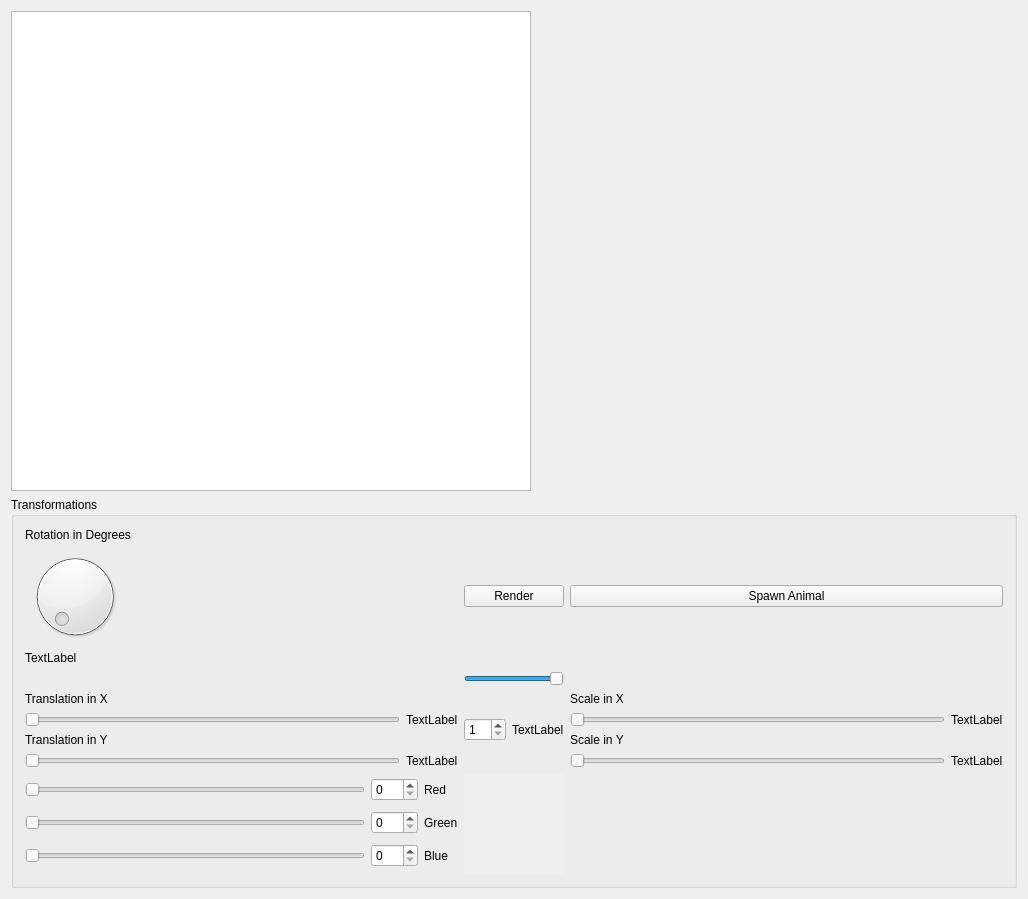
Before: the Qt Designer form window.ui in NefariousNick/hw3, drawn with Qt 5.
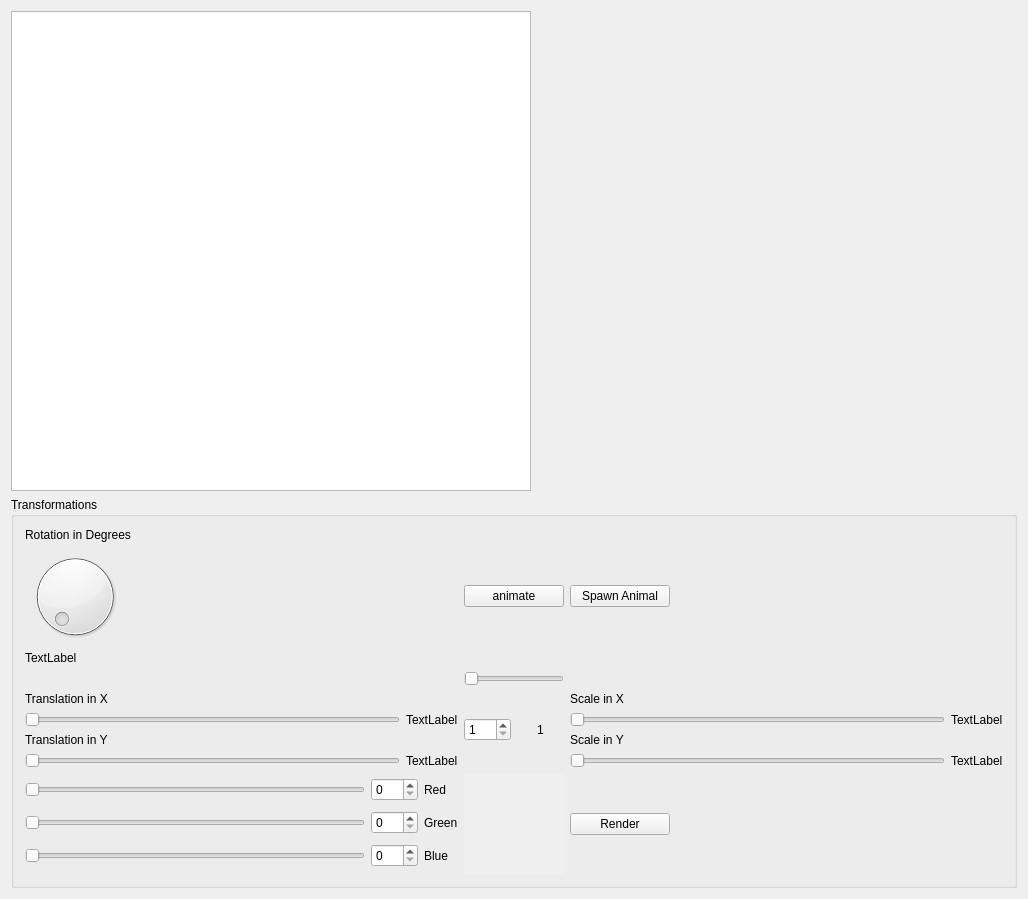
After: the same form once the commit is applied. Custom widgets are drawn as their Qt base class.

The edit to the form file:
```diff
--- a/window.ui
+++ b/window.ui
@@ -131,6 +131,12 @@
       </item>
       <item row="1" column="2">
        <widget class="QPushButton" name="spawnButton">
+        <property name="maximumSize">
+         <size>
+          <width>100</width>
+          <height>16777215</height>
+         </size>
+        </property>
         <property name="text">
          <string>Spawn Animal</string>
         </property>
@@ -212,13 +218,6 @@
         </item>
        </layout>
       </item>
-      <item row="1" column="1">
-       <widget class="QPushButton" name="renderButton">
-        <property name="text">
-         <string>Render</string>
-        </property>
-       </widget>
-      </item>
       <item row="4" column="2">
        <layout class="QVBoxLayout" name="xyScale">
         <item>
@@ -288,10 +287,10 @@
          <number>8</number>
         </property>
         <property name="value">
-         <number>8</number>
+         <number>1</number>
         </property>
         <property name="sliderPosition">
-         <number>8</number>
+         <number>1</number>
         </property>
         <property name="tracking">
          <bool>true</bool>
@@ -319,7 +318,10 @@
         <item>
          <widget class="QLabel" name="animLabel">
           <property name="text">
-           <string>TextLabel</string>
+           <string>1</string>
+          </property>
+          <property name="alignment">
+           <set>Qt::AlignCenter</set>
           </property>
          </widget>
         </item>
@@ -362,6 +364,26 @@
         </item>
        </layout>
       </item>
+      <item row="7" column="2">
+       <widget class="QPushButton" name="renderButton">
+        <property name="maximumSize">
+         <size>
+          <width>100</width>
+          <height>16777215</height>
+         </size>
+        </property>
+        <property name="text">
+         <string>Render</string>
+        </property>
+       </widget>
+      </item>
+      <item row="1" column="1">
+       <widget class="QPushButton" name="animButton">
+        <property name="text">
+         <string>animate</string>
+        </property>
+       </widget>
+      </item>
      </layout>
     </widget>
    </item>
```
Left out of the diff: 54 changed lines with no effect on the pictures.
